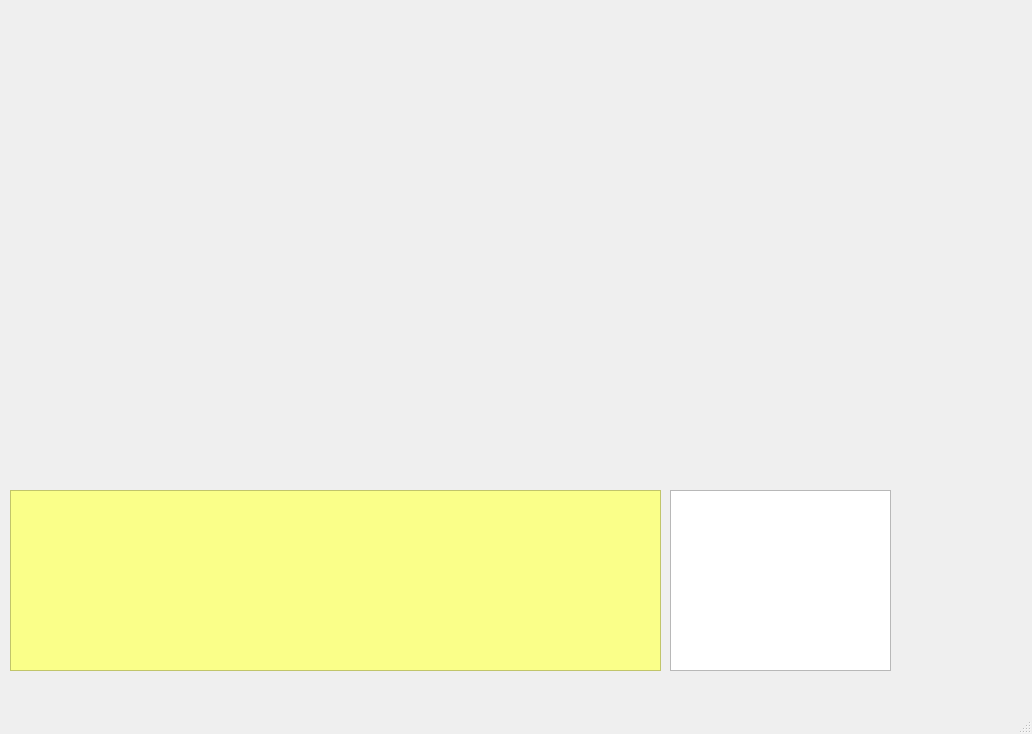
Above: ui-data/elections.ui from GeekGirl1024/election-data-gatherer before the change. Below: the same form after it.
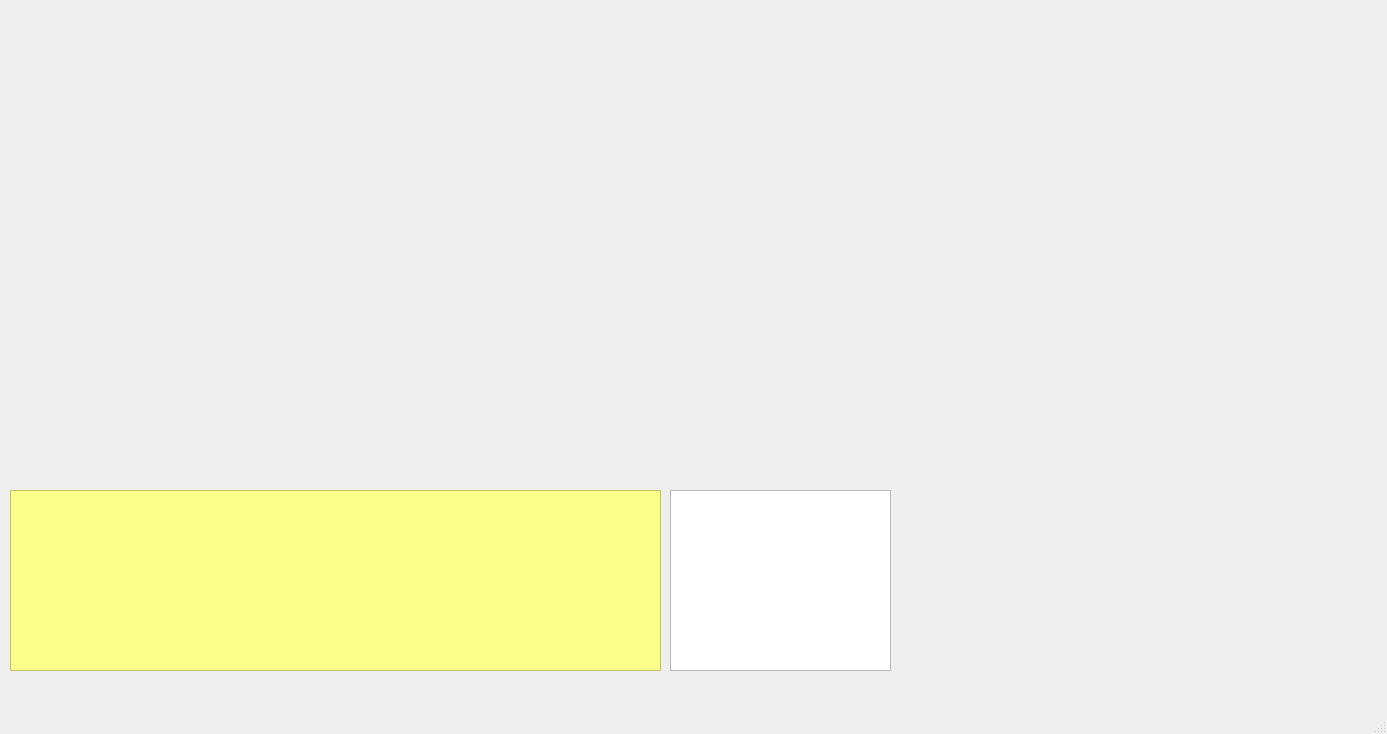
That is the form after the change.

What changed in the file:
```diff
--- a/ui-data/elections.ui
+++ b/ui-data/elections.ui
@@ -6,7 +6,7 @@
    <rect>
     <x>0</x>
     <y>0</y>
-    <width>1032</width>
+    <width>1387</width>
     <height>734</height>
    </rect>
   </property>
```
Left out of the diff: 2 changed lines with no effect on the pictures.
